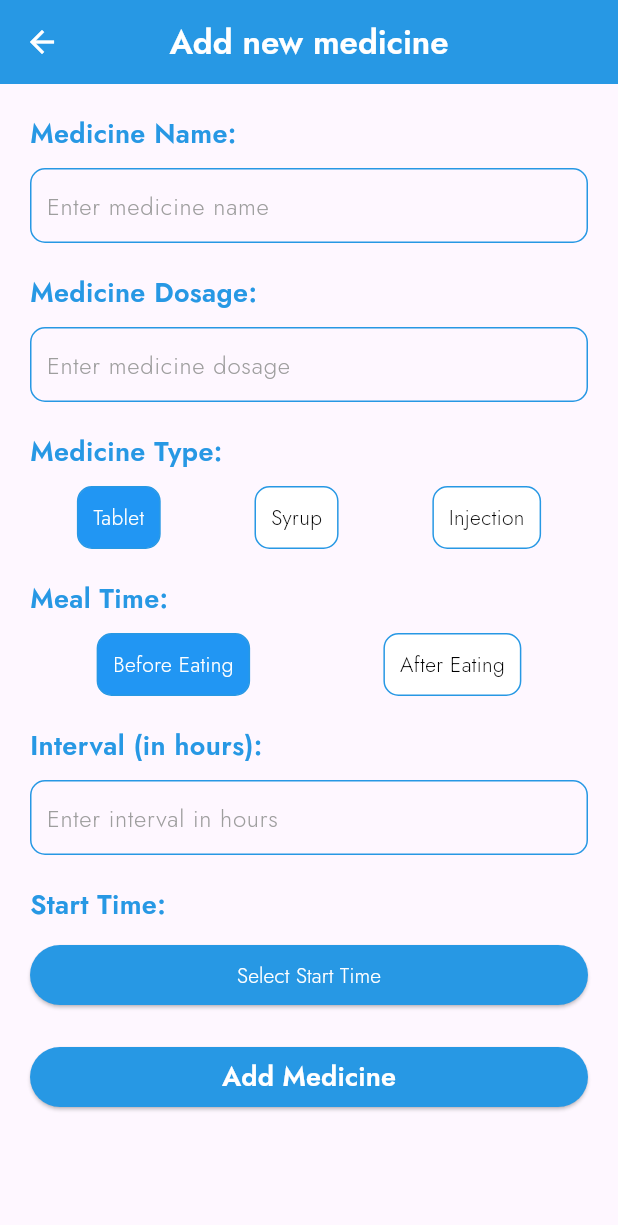
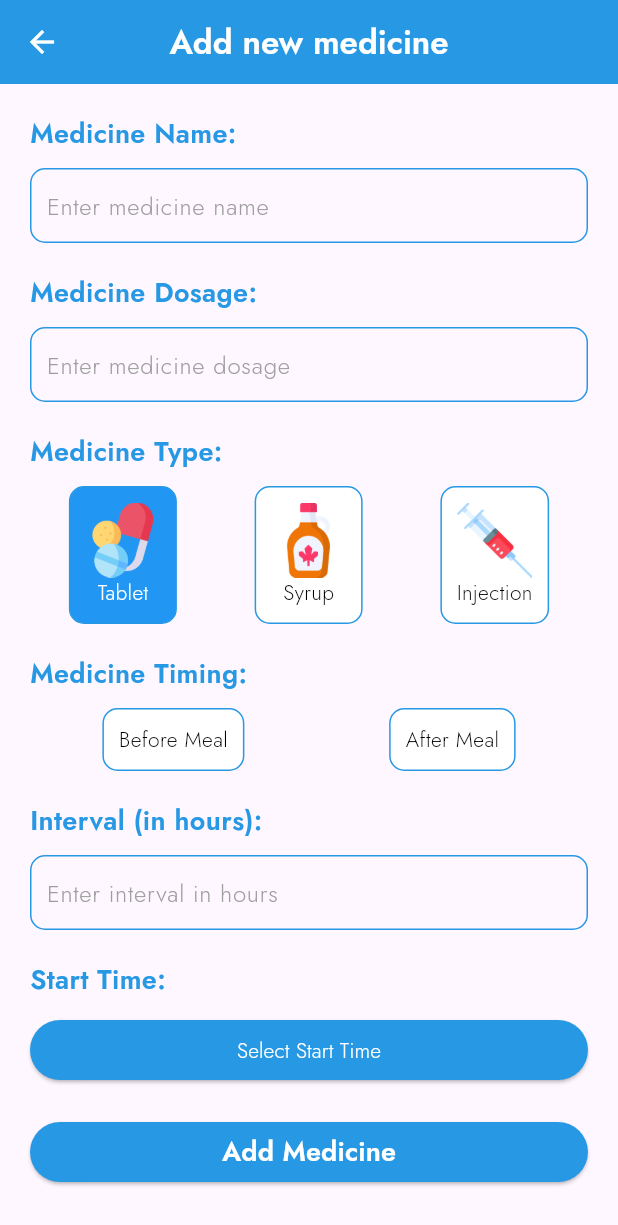
Before and after one commit to shadabtanjeed/ElderRing, a Flutter app: the AddMedicine screen opened directly, on a phone screen of 412 x 824 dp. Shown: the top 1225 px of the screen. Run offline on Flutter 3.47's test engine with Material 3 defaults, Android fonts, the phone set to English and light mode, and no system bars; our stand-ins replace cloud_firestore, firebase_auth, firebase_core, geolocator; accounts and stored records are empty.

```diff
--- a/elder_ring/lib/add_new_medicine.dart
+++ b/elder_ring/lib/add_new_medicine.dart
@@ -1,4 +1,5 @@
 import 'package:flutter/material.dart';
+import 'medicine_database.dart';
 
 class AddMedicine extends StatefulWidget {
   const AddMedicine({Key? key}) : super(key: key);
@@ -47,13 +48,13 @@ class _AddMedicineState extends State<AddMedicine> {
             Row(
               mainAxisAlignment: MainAxisAlignment.spaceAround,
               children: [
-                _buildMedicineTypeTile('Tablet'),
-                _buildMedicineTypeTile('Syrup'),
-                _buildMedicineTypeTile('Injection'),
+                _buildMedicineTypeTile('Tablet', 'Resources/tablet.png'),
+                _buildMedicineTypeTile('Syrup', 'Resources/syrup.png'),
+                _buildMedicineTypeTile('Injection', 'Resources/injection.png'),
               ],
             ),
             const SizedBox(height: 20.0),
-            const Text("Meal Time:",
+            const Text("Medicine Timing:",
                 style: TextStyle(
                     fontSize: 18.0,
                     fontWeight: FontWeight.w600,
@@ -62,8 +63,8 @@ class _AddMedicineState extends State<AddMedicine> {
             Row(
               mainAxisAlignment: MainAxisAlignment.spaceAround,
               children: [
-                _buildMealTimeTile('Before Eating'),
-                _buildMealTimeTile('After Eating'),
+                _buildMealTimeTile('Before Meal'),
+                _buildMealTimeTile('After Meal'),
               ],
             ),
             const SizedBox(height: 20.0),
@@ -87,7 +88,7 @@ class _AddMedicineState extends State<AddMedicine> {
             ),
             const SizedBox(height: 20.0),
             ElevatedButton(
-              onPressed: () {
+              onPressed: () async {
                 // Handle add medicine button press
               },
               style: ButtonStyle(
@@ -136,7 +137,7 @@ class _AddMedicineState extends State<AddMedicine> {
     );
   }
 
-  Widget _buildMedicineTypeTile(String type) {
+  Widget _buildMedicineTypeTile(String type, String imagePath) {
     return GestureDetector(
       onTap: () {
         setState(() {
@@ -150,11 +151,20 @@ class _AddMedicineState extends State<AddMedicine> {
           borderRadius: BorderRadius.circular(10.0),
           border: Border.all(color: const Color(0xFF2798E4)),
         ),
-        child: Text(
-          type,
-          style: TextStyle(
-            color: medicineType == type ? Colors.white : Colors.black,
-          ),
+        child: Column(
+          children: [
+            Image.asset(
+              imagePath,
+              width: 50, // you can adjust the size as needed
+              height: 50, // you can adjust the size as needed
+            ),
+            Text(
+              type,
+              style: TextStyle(
+                color: medicineType == type ? Colors.white : Colors.black,
+              ),
+            ),
+          ],
         ),
       ),
     );
--- a/elder_ring/pubspec.yaml
+++ b/elder_ring/pubspec.yaml
@@ -39,6 +39,7 @@ dependencies:
   firebase_auth: ^4.19.4
   firebase_core: ^2.30.1
   geolocator: ^11.0.0
+  cloud_firestore: ^4.17.2
 
 dev_dependencies:
   flutter_test:
```
Also changed, not shown: elder_ring/lib/medicine_database.dart (added, +11 -0 lines), elder_ring/pubspec.lock, 3 other files.
